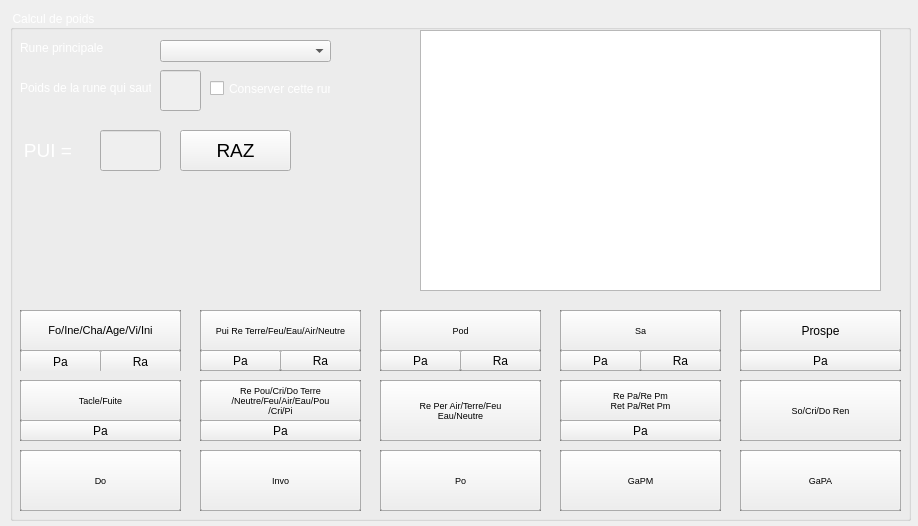
alapaches/calculateur_fm, file interface.ui: the form before one commit.
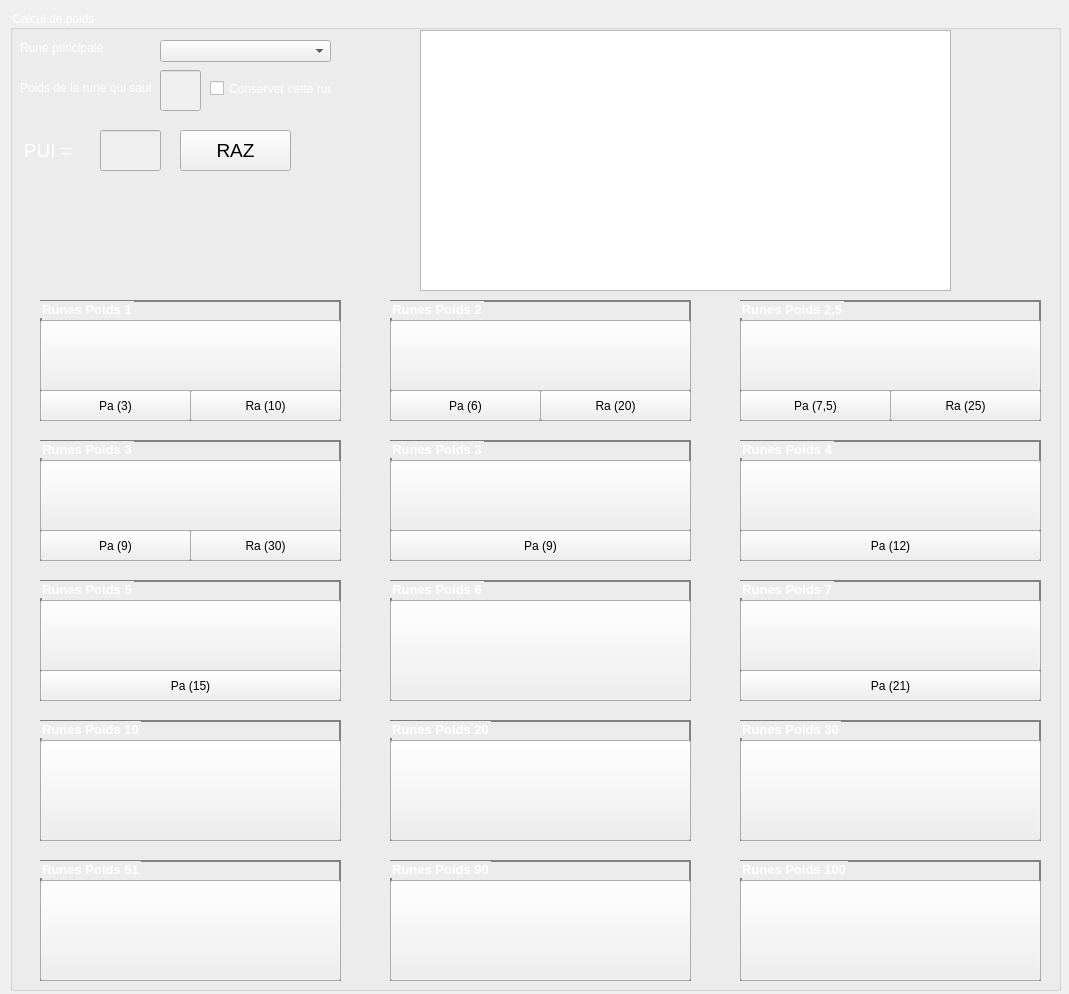
The form after the commit. Icons and pictures are not drawn.

Commit message: Ajouts images runes et BG

```diff
--- a/interface.ui
+++ b/interface.ui
@@ -6,8 +6,8 @@
    <rect>
     <x>0</x>
     <y>0</y>
-    <width>918</width>
-    <height>526</height>
+    <width>1069</width>
+    <height>994</height>
    </rect>
   </property>
   <property name="sizePolicy">
@@ -50,8 +50,8 @@
      <rect>
       <x>10</x>
       <y>10</y>
-      <width>901</width>
-      <height>511</height>
+      <width>1051</width>
+      <height>981</height>
      </rect>
     </property>
     <property name="styleSheet">
@@ -164,7 +164,7 @@
       <rect>
        <x>410</x>
        <y>20</y>
-       <width>461</width>
+       <width>531</width>
        <height>261</height>
       </rect>
      </property>
@@ -212,10 +212,10 @@
     <widget class="QGroupBox" name="runesPoids1">
      <property name="geometry">
       <rect>
-       <x>10</x>
-       <y>300</y>
-       <width>161</width>
-       <height>61</height>
+       <x>30</x>
+       <y>290</y>
+       <width>301</width>
+       <height>121</height>
       </rect>
      </property>
      <property name="font">
@@ -232,15 +232,15 @@
 }</string>
      </property>
      <property name="title">
-      <string/>
+      <string>Runes Poids 1</string>
      </property>
      <widget class="QPushButton" name="runesPoids1Button">
       <property name="geometry">
        <rect>
         <x>0</x>
-        <y>0</y>
-        <width>161</width>
-        <height>41</height>
+        <y>20</y>
+        <width>301</width>
+        <height>71</height>
        </rect>
       </property>
       <property name="font">
@@ -249,45 +249,52 @@
        </font>
       </property>
       <property name="text">
-       <string>Fo/Ine/Cha/Age/Vi/Ini</string>
+       <string/>
       </property>
      </widget>
      <widget class="QPushButton" name="runesPoids1RaButton">
       <property name="geometry">
        <rect>
-        <x>80</x>
-        <y>40</y>
-        <width>81</width>
-        <height>23</height>
+        <x>150</x>
+        <y>90</y>
+        <width>151</width>
+        <height>31</height>
        </rect>
       </property>
       <property name="text">
-       <string>Ra</string>
+       <string>Ra (10)</string>
       </property>
      </widget>
      <widget class="QPushButton" name="runesPoids1PaButton">
       <property name="geometry">
        <rect>
         <x>0</x>
-        <y>40</y>
-        <width>81</width>
-        <height>23</height>
+        <y>90</y>
+        <width>151</width>
+        <height>31</height>
        </rect>
       </property>
       <property name="text">
-       <string>Pa</string>
+       <string>Pa (3)</string>
       </property>
      </widget>
     </widget>
     <widget class="QGroupBox" name="runesPoids2">
      <property name="geometry">
       <rect>
-       <x>190</x>
-       <y>300</y>
-       <width>161</width>
-       <height>61</height>
+       <x>380</x>
+       <y>290</y>
+       <width>301</width>
+       <height>121</height>
       </rect>
      </property>
+     <property name="font">
+      <font>
+       <pointsize>10</pointsize>
+       <weight>75</weight>
+       <bold>true</bold>
+      </font>
+     </property>
      <property name="styleSheet">
       <string notr="true">QGroupBox
 {
@@ -295,62 +302,69 @@
 }</string>
      </property>
      <property name="title">
-      <string/>
+      <string>Runes Poids 2</string>
      </property>
-     <widget class="QPushButton" name="runesPoids2Button">
-      <property name="geometry">
-       <rect>
-        <x>0</x>
-        <y>0</y>
-        <width>161</width>
-        <height>41</height>
-       </rect>
-      </property>
-      <property name="font">
-       <font>
-        <pointsize>7</pointsize>
-       </font>
-      </property>
-      <property name="text">
-       <string>Pui Re Terre/Feu/Eau/Air/Neutre</string>
-      </property>
-     </widget>
      <widget class="QPushButton" name="runesPoids2PaButton">
       <property name="geometry">
        <rect>
         <x>0</x>
-        <y>40</y>
-        <width>81</width>
-        <height>21</height>
+        <y>90</y>
+        <width>151</width>
+        <height>31</height>
        </rect>
       </property>
       <property name="text">
-       <string>Pa</string>
+       <string>Pa (6)</string>
       </property>
      </widget>
      <widget class="QPushButton" name="runesPoids2RaButton">
       <property name="geometry">
        <rect>
-        <x>80</x>
-        <y>40</y>
-        <width>81</width>
-        <height>21</height>
+        <x>150</x>
+        <y>90</y>
+        <width>151</width>
+        <height>31</height>
        </rect>
       </property>
       <property name="text">
-       <string>Ra</string>
+       <string>Ra (20)</string>
+      </property>
+     </widget>
+     <widget class="QPushButton" name="runesPoids2Button">
+      <property name="geometry">
+       <rect>
+        <x>0</x>
+        <y>20</y>
+        <width>301</width>
+        <height>71</height>
+       </rect>
+      </property>
+      <property name="font">
+       <font>
+        <pointsize>7</pointsize>
+       </font>
+      </property>
+      <property name="text">
+       <string/>
       </property>
      </widget>
     </widget>
     <widget class="QGroupBox" name="runes2Poids5">
      <property name="geometry">
       <rect>
-       <x>370</x>
-       <y>300</y>
-       <width>161</width>
-       <height>61</height>
+       <x>730</x>
+       <y>290</y>
+       <width>301</width>
+       <height>121</height>
       </rect>
      </property>
+     <property name="font">
+      <font>
+       <pointsize>10</pointsize>
+       <weight>75</weight>
+       <bold>true</bold>
+      </font>
+     </property>
      <property name="styleSheet">
       <string notr="true">QGroupBox
 {
@@ -358,41 +372,41 @@
 }</string>
      </property>
      <property name="title">
-      <string/>
+      <string>Runes Poids 2,5</string>
      </property>
      <widget class="QPushButton" name="runes2Poids5PaButton">
       <property name="geometry">
        <rect>
         <x>0</x>
-        <y>40</y>
-        <width>81</width>
-        <height>21</height>
+        <y>90</y>
+        <width>151</width>
+        <height>31</height>
        </rect>
       </property>
       <property name="text">
-       <string>Pa</string>
+       <string>Pa (7,5)</string>
       </property>
      </widget>
      <widget class="QPushButton" name="runes2Poids5RaButton">
       <property name="geometry">
        <rect>
-        <x>80</x>
-        <y>40</y>
-        <width>81</width>
-        <height>21</height>
+        <x>150</x>
+        <y>90</y>
+        <width>151</width>
+        <height>31</height>
        </rect>
       </property>
       <property name="text">
-       <string>Ra</string>
+       <string>Ra (25)</string>
       </property>
      </widget>
      <widget class="QPushButton" name="runes2Poids5Button">
       <property name="geometry">
        <rect>
         <x>0</x>
-        <y>0</y>
-        <width>161</width>
-        <height>41</height>
+        <y>20</y>
+        <width>301</width>
+        <height>71</height>
        </rect>
       </property>
       <property name="font">
@@ -401,82 +415,26 @@
        </font>
       </property>
       <property name="text">
-       <string>Pod</string>
-      </property>
-     </widget>
-    </widget>
-    <widget class="QGroupBox" name="runesPoids3Sa">
-     <property name="geometry">
-      <rect>
-       <x>550</x>
-       <y>300</y>
-       <width>161</width>
-       <height>61</height>
-      </rect>
-     </property>
-     <property name="styleSheet">
-      <string notr="true">QGroupBox
-{
-    border: 2px solid gray;
-}</string>
-     </property>
-     <property name="title">
-      <string/>
-     </property>
-     <widget class="QPushButton" name="runesPoids3SaPaButton">
-      <property name="geometry">
-       <rect>
-        <x>0</x>
-        <y>40</y>
-        <width>81</width>
-        <height>21</height>
-       </rect>
-      </property>
-      <property name="text">
-       <string>Pa</string>
-      </property>
-     </widget>
-     <widget class="QPushButton" name="runesPoids3SaRaButton">
-      <property name="geometry">
-       <rect>
-        <x>80</x>
-        <y>40</y>
-        <width>81</width>
-        <height>21</height>
-       </rect>
-      </property>
-      <property name="text">
-       <string>Ra</string>
-      </property>
-     </widget>
-     <widget class="QPushButton" name="runesPoids3SaButton">
-      <property name="geometry">
-       <rect>
-        <x>0</x>
-        <y>0</y>
-        <width>161</width>
-        <height>41</height>
-       </rect>
-      </property>
-      <property name="font">
-       <font>
-        <pointsize>7</pointsize>
-       </font>
-      </property>
-      <property name="text">
-       <string>Sa</string>
+       <string/>
       </property>
      </widget>
     </widget>
     <widget class="QGroupBox" name="rune3Prospe">
      <property name="geometry">
       <rect>
-       <x>730</x>
-       <y>300</y>
-       <width>161</width>
-       <height>61</height>
+       <x>380</x>
+       <y>430</y>
+       <width>301</width>
+       <height>121</height>
       </rect>
      </property>
+     <property name="font">
+      <font>
+       <pointsize>10</pointsize>
+       <weight>75</weight>
+       <bold>true</bold>
+      </font>
+     </property>
      <property name="styleSheet">
       <string notr="true">QGroupBox
 {
@@ -484,44 +442,51 @@
 }</string>
      </property>
      <property name="title">
-      <string/>
+      <string>Runes Poids 3</string>
      </property>
      <widget class="QPushButton" name="rune3ProspeButton">
       <property name="geometry">
        <rect>
         <x>0</x>
-        <y>0</y>
-        <width>161</width>
-        <height>41</height>
+        <y>20</y>
+        <width>301</width>
+        <height>71</height>
        </rect>
       </property>
       <property name="text">
-       <string>Prospe</string>
+       <string/>
       </property>
      </widget>
      <widget class="QPushButton" name="rune3ProspePaButton">
       <property name="geometry">
        <rect>
         <x>0</x>
-        <y>40</y>
-        <width>161</width>
-        <height>21</height>
+        <y>90</y>
+        <width>301</width>
+        <height>31</height>
        </rect>
       </property>
       <property name="text">
-       <string>Pa</string>
+       <string>Pa (9)</string>
       </property>
      </widget>
     </widget>
     <widget class="QGroupBox" name="runesPoids4">
      <property name="geometry">
       <rect>
-       <x>10</x>
-       <y>370</y>
-       <width>161</width>
-       <height>61</height>
+       <x>730</x>
+       <y>430</y>
+       <width>301</width>
+       <height>121</height>
       </rect>
      </property>
+     <property name="font">
+      <font>
+       <pointsize>10</pointsize>
+       <weight>75</weight>
+       <bold>true</bold>
+      </font>
+     </property>
      <property name="styleSheet">
       <string notr="true">QGroupBox
 {
@@ -529,28 +494,28 @@
 }</string>
      </property>
      <property name="title">
-      <string/>
+      <string>Runes Poids 4</string>
      </property>
      <widget class="QPushButton" name="runesPoids4PaButton">
       <property name="geometry">
        <rect>
         <x>0</x>
-        <y>40</y>
-        <width>161</width>
-        <height>21</height>
+        <y>90</y>
+        <width>301</width>
+        <height>31</height>
        </rect>
       </property>
       <property name="text">
-       <string>Pa</string>
+       <string>Pa (12)</string>
       </property>
      </widget>
      <widget class="QPushButton" name="runesPoids4Button">
       <property name="geometry">
        <rect>
         <x>0</x>
-        <y>0</y>
-        <width>161</width>
-        <height>41</height>
+        <y>20</y>
+        <width>301</width>
+        <height>71</height>
        </rect>
       </property>
       <property name="font">
@@ -559,71 +524,26 @@
        </font>
       </property>
       <property name="text">
-       <string>Tacle/Fuite</string>
-      </property>
-     </widget>
-    </widget>
-    <widget class="QGroupBox" name="runesPoids5">
-     <property name="geometry">
-      <rect>
-       <x>190</x>
-       <y>370</y>
-       <width>161</width>
-       <height>61</height>
-      </rect>
-     </property>
-     <property name="styleSheet">
-      <string notr="true">QGroupBox
-{
-    border: 2px solid gray;
-}</string>
-     </property>
-     <property name="title">
-      <string/>
-     </property>
-     <widget class="QPushButton" name="runesPoids5PaButton">
-      <property name="geometry">
-       <rect>
-        <x>0</x>
-        <y>40</y>
-        <width>161</width>
-        <height>21</height>
-       </rect>
-      </property>
-      <property name="text">
-       <string>Pa</string>
-      </property>
-     </widget>
-     <widget class="QPushButton" name="runesPoids5Button">
-      <property name="geometry">
-       <rect>
-        <x>0</x>
-        <y>0</y>
-        <width>161</width>
-        <height>41</height>
-       </rect>
-      </property>
-      <property name="font">
-       <font>
-        <pointsize>7</pointsize>
-       </font>
-      </property>
-      <property name="text">
-       <string>Re Pou/Cri/Do Terre
-/Neutre/Feu/Air/Eau/Pou
-/Cri/Pi</string>
+       <string/>
       </property>
      </widget>
     </widget>
     <widget class="QGroupBox" name="runesPoids6">
      <property name="geometry">
       <rect>
-       <x>370</x>
-       <y>370</y>
-       <width>161</width>
-       <height>61</height>
+       <x>380</x>
+       <y>570</y>
+       <width>301</width>
+       <height>121</height>
       </rect>
      </property>
+     <property name="font">
+      <font>
+       <pointsize>10</pointsize>
+       <weight>75</weight>
+       <bold>true</bold>
+      </font>
+     </property>
      <property name="styleSheet">
       <string notr="true">QGroupBox
 {
@@ -631,15 +551,15 @@
 }</string>
      </property>
      <property name="title">
-      <string/>
+      <string>Runes Poids 6</string>
      </property>
      <widget class="QPushButton" name="runesPoids6Button">
       <property name="geometry">
        <rect>
         <x>0</x>
-        <y>0</y>
-        <width>161</width>
-        <height>61</height>
+        <y>20</y>
+        <width>301</width>
+        <height>101</height>
        </rect>
       </property>
       <property name="font">
@@ -648,20 +568,26 @@
        </font>
       </property>
       <property name="text">
-       <string>Re Per Air/Terre/Feu
-Eau/Neutre</string>
+       <string/>
       </property>
      </widget>
     </widget>
     <widget class="QGroupBox" name="runesPoids7">
      <property name="geometry">
       <rect>
-       <x>550</x>
-       <y>370</y>
-       <width>161</width>
-       <height>61</height>
+       <x>730</x>
+       <y>570</y>
+       <width>301</width>
+       <height>121</height>
       </rect>
      </property>
+     <property name="font">
+      <font>
+       <pointsize>10</pointsize>
+       <weight>75</weight>
+       <bold>true</bold>
+      </font>
+     </property>
      <property name="styleSheet">
       <string notr="true">QGroupBox
 {
@@ -669,28 +595,28 @@
 }</string>
      </property>
      <property name="title">
-      <string/>
+      <string>Runes Poids 7</string>
      </property>
      <widget class="QPushButton" name="runesPoids7PaButton">
       <property name="geometry">
        <rect>
         <x>0</x>
-        <y>40</y>
-        <width>161</width>
-        <height>21</height>
+        <y>90</y>
+        <width>301</width>
+        <height>31</height>
        </rect>
       </property>
       <property name="text">
-       <string>Pa</string>
+       <string>Pa (21)</string>
       </property>
      </widget>
      <widget class="QPushButton" name="runesPoids7Button">
       <property name="geometry">
        <rect>
         <x>0</x>
-        <y>0</y>
-        <width>161</width>
-        <height>41</height>
+        <y>20</y>
+        <width>301</width>
+        <height>71</height>
        </rect>
       </property>
       <property name="font">
@@ -699,57 +625,26 @@
        </font>
       </property>
       <property name="text">
-       <string>Re Pa/Re Pm
-Ret Pa/Ret Pm</string>
-      </property>
-     </widget>
-    </widget>
-    <widget class="QGroupBox" name="runesPoids10">
-     <property name="geometry">
-      <rect>
-       <x>730</x>
-       <y>370</y>
-       <width>161</width>
-       <height>61</height>
-      </rect>
-     </property>
-     <property name="styleSheet">
-      <string notr="true">QGroupBox
-{
-    border: 2px solid gray;
-}</string>
-     </property>
-     <property name="title">
-      <string/>
-     </property>
-     <widget class="QPushButton" name="runesPoids10Button">
-      <property name="geometry">
-       <rect>
-        <x>0</x>
-        <y>0</y>
-        <width>161</width>
-        <height>61</height>
-       </rect>
-      </property>
-      <property name="font">
-       <font>
-        <pointsize>7</pointsize>
-       </font>
-      </property>
-      <property name="text">
-       <string>So/Cri/Do Ren</string>
+       <string/>
       </property>
      </widget>
     </widget>
     <widget class="QGroupBox" name="runesPoids20">
      <property name="geometry">
       <rect>
-       <x>10</x>
-       <y>440</y>
-       <width>161</width>
-       <height>61</height>
+       <x>380</x>
+       <y>710</y>
+       <width>301</width>
+       <height>121</height>
       </rect>
      </property>
+     <property name="font">
+      <font>
+       <pointsize>10</pointsize>
+       <weight>75</weight>
+       <bold>true</bold>
+      </font>
+     </property>
      <property name="styleSheet">
       <string notr="true">QGroupBox
 {
@@ -757,15 +652,15 @@
 }</string>
      </property>
      <property name="title">
-      <string/>
+      <string>Runes Poids 20</string>
      </property>
      <widget class="QPushButton" name="runesPoids20Button">
       <property name="geometry">
        <rect>
         <x>0</x>
-        <y>0</y>
-        <width>161</width>
-        <height>61</height>
+        <y>20</y>
+        <width>301</width>
+        <height>101</height>
        </rect>
       </property>
       <property name="font">
@@ -774,17 +669,17 @@
        </font>
       </property>
       <property name="text">
-       <string>Do</string>
+       <string/>
       </property>
      </widget>
     </widget>
     <widget class="QGroupBox" name="runesPoids30">
      <property name="geometry">
       <rect>
-       <x>190</x>
-       <y>440</y>
-       <width>161</width>
-       <height>61</height>
+       <x>730</x>
+       <y>710</y>
+       <width>301</width>
+       <height>121</height>
       </rect>
      </property>
      <property name="font">
@@ -801,15 +696,15 @@
 }</string>
      </property>
      <property name="title">
-      <string/>
+      <string>Runes Poids 30</string>
      </property>
      <widget class="QPushButton" name="runesPoids30Button">
       <property name="geometry">
        <rect>
         <x>0</x>
-        <y>0</y>
-        <width>161</width>
-        <height>61</height>
+        <y>20</y>
+        <width>301</width>
+        <height>101</height>
        </rect>
       </property>
       <property name="font">
@@ -818,61 +713,17 @@
        </font>
       </property>
       <property name="text">
-       <string>Invo</string>
-      </property>
-     </widget>
-    </widget>
-    <widget class="QGroupBox" name="runesPoids51">
-     <property name="geometry">
-      <rect>
-       <x>370</x>
-       <y>440</y>
-       <width>161</width>
-       <height>61</height>
-      </rect>
-     </property>
-     <property name="font">
-      <font>
-       <pointsize>10</pointsize>
-       <weight>75</weight>
-       <bold>true</bold>
-      </font>
-     </property>
-     <property name="styleSheet">
-      <string notr="true">QGroupBox
-{
-    border: 2px solid gray;
-}</string>
-     </property>
-     <property name="title">
-      <string/>
-     </property>
-     <widget class="QPushButton" name="runesPoids51Button">
-      <property name="geometry">
-       <rect>
-        <x>0</x>
-        <y>0</y>
-        <width>161</width>
-        <height>61</height>
-       </rect>
-      </property>
-      <property name="font">
-       <font>
-        <pointsize>7</pointsize>
-       </font>
-      </property>
-      <property name="text">
-       <string>Po</string>
+       <string/>
       </property>
      </widget>
     </widget>
     <widget class="QGroupBox" name="runesPoids90">
      <property name="geometry">
       <rect>
-       <x>550</x>
-       <y>440</y>
-       <width>161</width>
-       <height>61</height>
+       <x>380</x>
+       <y>850</y>
+       <width>301</width>
+       <height>121</height>
       </rect>
      </property>
      <property name="font">
@@ -889,15 +740,15 @@
 }</string>
      </property>
      <property name="title">
-      <string/>
+      <string>Runes Poids 90</string>
      </property>
      <widget class="QPushButton" name="runesPoids90Button">
       <property name="geometry">
        <rect>
         <x>0</x>
-        <y>0</y>
-        <width>161</width>
-        <height>61</height>
+        <y>20</y>
+        <width>301</width>
+        <height>101</height>
        </rect>
       </property>
       <property name="font">
@@ -906,7 +757,7 @@
        </font>
       </property>
       <property name="text">
-       <string>GaPM</string>
+       <string/>
       </property>
      </widget>
     </widget>
@@ -914,9 +765,9 @@
      <property name="geometry">
       <rect>
        <x>730</x>
-       <y>440</y>
-       <width>161</width>
-       <height>61</height>
+       <y>850</y>
+       <width>301</width>
+       <height>121</height>
       </rect>
      </property>
      <property name="font">
@@ -933,15 +784,15 @@
 }</string>
      </property>
      <property name="title">
-      <string/>
+      <string>Runes Poids 100</string>
      </property>
      <widget class="QPushButton" name="runesPoids100Button">
       <property name="geometry">
        <rect>
         <x>0</x>
-        <y>0</y>
-        <width>161</width>
-        <height>61</height>
+        <y>20</y>
+        <width>301</width>
+        <height>101</height>
        </rect>
       </property>
       <property name="font">
@@ -950,7 +801,222 @@
        </font>
       </property>
       <property name="text">
-       <string>GaPA</string>
+       <string/>
+      </property>
+     </widget>
+    </widget>
+    <widget class="QGroupBox" name="runesPoids3Sa">
+     <property name="geometry">
+      <rect>
+       <x>30</x>
+       <y>430</y>
+       <width>301</width>
+       <height>121</height>
+      </rect>
+     </property>
+     <property name="font">
+      <font>
+       <pointsize>10</pointsize>
+       <weight>75</weight>
+       <bold>true</bold>
+      </font>
+     </property>
+     <property name="styleSheet">
+      <string notr="true">QGroupBox
+{
+    border: 2px solid gray;
+}</string>
+     </property>
+     <property name="title">
+      <string>Runes Poids 3</string>
+     </property>
+     <widget class="QPushButton" name="runesPoids3SaPaButton">
+      <property name="geometry">
+       <rect>
+        <x>0</x>
+        <y>90</y>
+        <width>151</width>
+        <height>31</height>
+       </rect>
+      </property>
+      <property name="text">
+       <string>Pa (9)</string>
+      </property>
+     </widget>
+     <widget class="QPushButton" name="runesPoids3SaButton">
+      <property name="geometry">
+       <rect>
+        <x>0</x>
+        <y>20</y>
+        <width>301</width>
+        <height>71</height>
+       </rect>
+      </property>
+      <property name="font">
+       <font>
+        <pointsize>7</pointsize>
+       </font>
+      </property>
+      <property name="text">
+       <string/>
+      </property>
+     </widget>
+     <widget class="QPushButton" name="runesPoids3SaRaButton">
+      <property name="geometry">
+       <rect>
+        <x>150</x>
+        <y>90</y>
+        <width>151</width>
+        <height>31</height>
+       </rect>
+      </property>
+      <property name="text">
+       <string>Ra (30)</string>
+      </property>
+     </widget>
+    </widget>
+    <widget class="QGroupBox" name="runesPoids5">
+     <property name="geometry">
+      <rect>
+       <x>30</x>
+       <y>570</y>
+       <width>301</width>
+       <height>121</height>
+      </rect>
+     </property>
+     <property name="font">
+      <font>
+       <pointsize>10</pointsize>
+       <weight>75</weight>
+       <bold>true</bold>
+      </font>
+     </property>
+     <property name="styleSheet">
+      <string notr="true">QGroupBox
+{
+    border: 2px solid gray;
+}</string>
+     </property>
+     <property name="title">
+      <string>Runes Poids 5</string>
+     </property>
+     <widget class="QPushButton" name="runesPoids5PaButton">
+      <property name="geometry">
+       <rect>
+        <x>0</x>
+        <y>90</y>
+        <width>301</width>
+        <height>31</height>
+       </rect>
+      </property>
+      <property name="text">
+       <string>Pa (15)</string>
+      </property>
+     </widget>
+     <widget class="QPushButton" name="runesPoids5Button">
+      <property name="geometry">
+       <rect>
+        <x>0</x>
+        <y>20</y>
+        <width>301</width>
+        <height>71</height>
+       </rect>
+      </property>
+      <property name="font">
+       <font>
+        <pointsize>7</pointsize>
+       </font>
+      </property>
+      <property name="text">
+       <string/>
+      </property>
+     </widget>
+    </widget>
+    <widget class="QGroupBox" name="runesPoids10">
+     <property name="geometry">
+      <rect>
+       <x>30</x>
+       <y>710</y>
+       <width>301</width>
+       <height>121</height>
+      </rect>
+     </property>
+     <property name="font">
+      <font>
+       <pointsize>10</pointsize>
+       <weight>75</weight>
+       <bold>true</bold>
+      </font>
+     </property>
+     <property name="styleSheet">
+      <string notr="true">QGroupBox
+{
+    border: 2px solid gray;
+}</string>
+     </property>
+     <property name="title">
+      <string>Runes Poids 10</string>
+     </property>
+     <widget class="QPushButton" name="runesPoids10Button">
+      <property name="geometry">
+       <rect>
+        <x>0</x>
+        <y>20</y>
+        <width>301</width>
+        <height>101</height>
+       </rect>
+      </property>
+      <property name="font">
+       <font>
+        <pointsize>7</pointsize>
+       </font>
+      </property>
+      <property name="text">
+       <string/>
+      </property>
+     </widget>
+    </widget>
+    <widget class="QGroupBox" name="runesPoids51">
+     <property name="geometry">
+      <rect>
+       <x>30</x>
+       <y>850</y>
+       <width>301</width>
+       <height>121</height>
+      </rect>
+     </property>
+     <property name="font">
+      <font>
+       <pointsize>10</pointsize>
+       <weight>75</weight>
+       <bold>true</bold>
+      </font>
+     </property>
+     <property name="styleSheet">
+      <string notr="true">QGroupBox
+{
+    border: 2px solid gray;
+}</string>
+     </property>
+     <property name="title">
+      <string>Runes Poids 51</string>
+     </property>
+     <widget class="QPushButton" name="runesPoids51Button">
+      <property name="geometry">
+       <rect>
+        <x>0</x>
+        <y>20</y>
+        <width>301</width>
+        <height>101</height>
+       </rect>
+      </property>
+      <property name="font">
+       <font>
+        <pointsize>7</pointsize>
+       </font>
+      </property>
+      <property name="text">
+       <string/>
       </property>
      </widget>
     </widget>
```
The commit also changes 4 other files.
